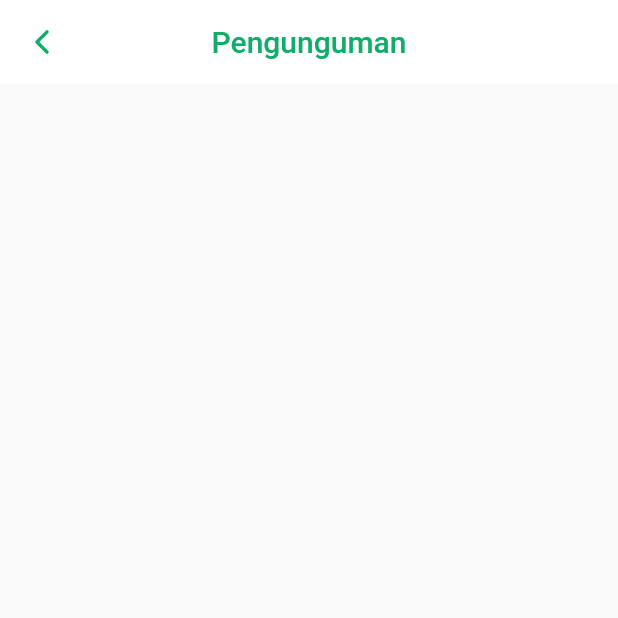
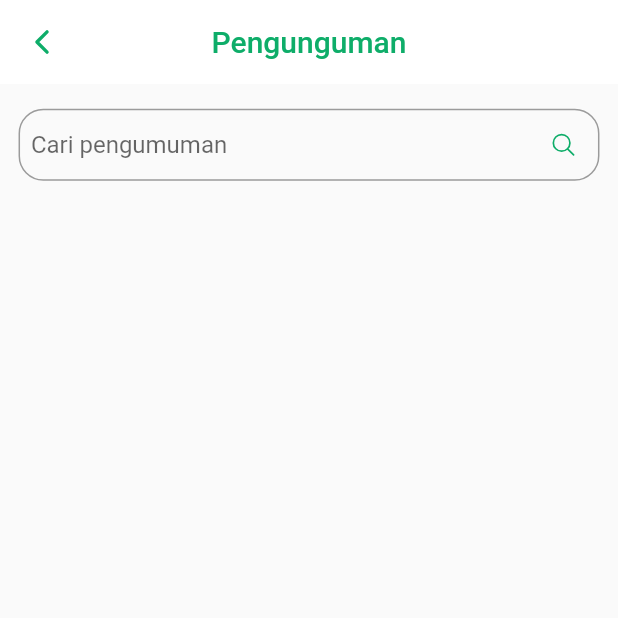
Before and after one commit to Addin15/my_khairat_admin, a Flutter app: the screen it shows after launch, after a tap on "Tambah Pengunguman", on a phone screen of 412 x 824 dp, the top half of it. Run offline on Flutter 3.47's test engine with Material 2 defaults, Android fonts, the phone set to English and light mode, and no system bars; our stand-ins replace ionicons, sizer.

Commit message:
add search to announcement

```diff
--- a/lib/pages/home/view_announcement.dart
+++ b/lib/pages/home/view_announcement.dart
@@ -1,6 +1,8 @@
 import 'package:flutter/material.dart';
+import 'package:ionicons/ionicons.dart';
 import 'package:my_khairat_admin/constants/widget_constants.dart';
 import 'package:my_khairat_admin/styles/app_color.dart';
+import 'package:sizer/sizer.dart';
 
 class ViewAnnouncement extends StatefulWidget {
   const ViewAnnouncement({Key? key}) : super(key: key);
@@ -10,9 +12,16 @@ class ViewAnnouncement extends StatefulWidget {
 }
 
 class _ViewAnnouncementState extends State<ViewAnnouncement> {
+  final TextEditingController _searchController = TextEditingController();
+  final FocusNode _searchFocus = FocusNode();
+
   @override
   Widget build(BuildContext context) {
-    return Scaffold(
+    return GestureDetector(
+      onTap: () {
+        FocusScope.of(context).unfocus();
+      },
+      child: Scaffold(
         appBar: WidgetConstants.customAppBar(
           context,
           Text(
@@ -22,6 +31,35 @@ class _ViewAnnouncementState extends State<ViewAnnouncement> {
             ),
           ),
         ),
+        body: Container(
+          padding: EdgeInsets.symmetric(horizontal: 3.w, vertical: 2.h),
+          child: Column(
+            children: [
+              TextFormField(
+                controller: _searchController,
+                focusNode: _searchFocus,
+                decoration: InputDecoration(
+                  hintText: 'Cari pengumuman',
+                  suffixIcon: Icon(
+                    Ionicons.search_outline,
+                    color: AppColor.primary,
+                  ),
+                  contentPadding: EdgeInsets.symmetric(horizontal: 2.w),
+                  isDense: true,
+                  border: OutlineInputBorder(
+                    borderRadius: BorderRadius.circular(12.sp),
+                    borderSide: BorderSide(color: AppColor.primary),
+                  ),
+                  focusedBorder: OutlineInputBorder(
+                    borderRadius: BorderRadius.circular(12.sp),
+                    borderSide: BorderSide(color: AppColor.primary),
+                  ),
+                ),
+              ),
+            ],
+          ),
+        ),
+      ),
     );
   }
 }
--- a/lib/pages/members/members.dart
+++ b/lib/pages/members/members.dart
@@ -39,12 +39,12 @@ class _MembersState extends State<Members> {
                 children: [
                   MenuBox(
                     icon: 'assets/members/consent.png',
-                    label: 'Semak Pendaftaran',
+                    label: 'Semak Pendaftaran Ahli Baharu',
                     onTap: () {},
                   ),
                   MenuBox(
                     icon: 'assets/members/consent.png',
-                    label: 'Semak Pendaftaran',
+                    label: 'Semak Pendaftaran Tanggungan',
                     onTap: () {},
                   ),
                 ],
```
Lines whose indentation alone changed are shown as unchanged.
